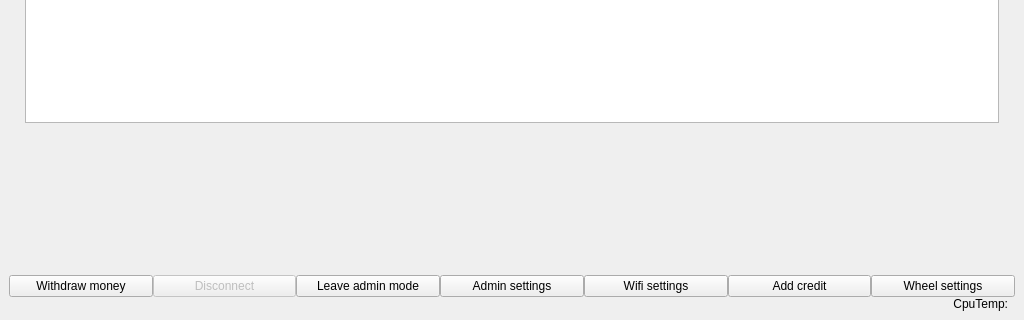
The window that blue-app/ui/MainWindow.ui (matus-u/sz-bluetooth) describes before a commit, drawn with Qt 5; both pictures show x 0 to 1024 and y 448 to 768 of the 1024 by 768 pixel window.
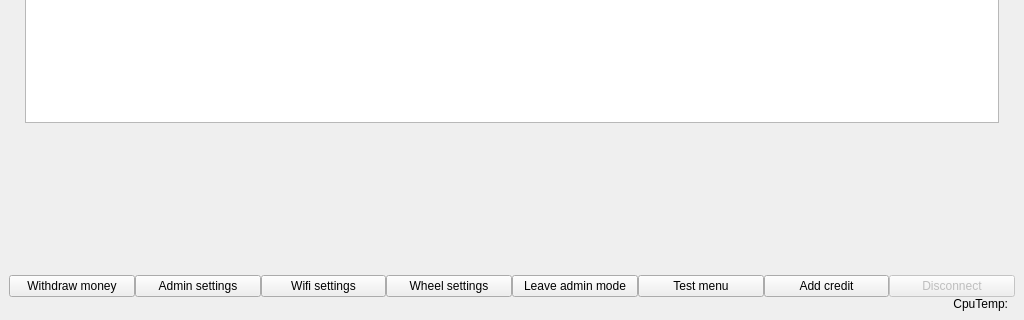
The same window after the commit. Icons and pictures are not drawn.

Commit message: add test button window and first handling

The edit to the form file:
```diff
--- a/blue-app/ui/MainWindow.ui
+++ b/blue-app/ui/MainWindow.ui
@@ -928,35 +928,6 @@
             </property>
            </widget>
           </item>
-          <item>
-           <widget class="QPushButton" name="disconnectButton">
-            <property name="enabled">
-             <bool>false</bool>
-            </property>
-            <property name="sizePolicy">
-             <sizepolicy hsizetype="Minimum" vsizetype="Minimum">
-              <horstretch>0</horstretch>
-              <verstretch>0</verstretch>
-             </sizepolicy>
-            </property>
-            <property name="text">
-             <string>Disconnect</string>
-            </property>
-           </widget>
-          </item>
-          <item>
-           <widget class="QPushButton" name="leaveAdminButton">
-            <property name="sizePolicy">
-             <sizepolicy hsizetype="Minimum" vsizetype="Minimum">
-              <horstretch>0</horstretch>
-              <verstretch>0</verstretch>
-             </sizepolicy>
-            </property>
-            <property name="text">
-             <string>Leave admin mode</string>
-            </property>
-           </widget>
-          </item>
           <item>
            <widget class="QPushButton" name="adminSettingsButton">
             <property name="sizePolicy">
@@ -983,6 +954,33 @@
             </property>
            </widget>
           </item>
+          <item>
+           <widget class="QPushButton" name="wheelFortuneButton">
+            <property name="text">
+             <string>Wheel settings</string>
+            </property>
+           </widget>
+          </item>
+          <item>
+           <widget class="QPushButton" name="leaveAdminButton">
+            <property name="sizePolicy">
+             <sizepolicy hsizetype="Minimum" vsizetype="Minimum">
+              <horstretch>0</horstretch>
+              <verstretch>0</verstretch>
+             </sizepolicy>
+            </property>
+            <property name="text">
+             <string>Leave admin mode</string>
+            </property>
+           </widget>
+          </item>
+          <item>
+           <widget class="QPushButton" name="testMenuButton">
+            <property name="text">
+             <string>Test menu</string>
+            </property>
+           </widget>
+          </item>
           <item>
            <widget class="QPushButton" name="addCreditButton">
             <property name="enabled">
@@ -1000,9 +998,18 @@
            </widget>
           </item>
           <item>
-           <widget class="QPushButton" name="wheelFortuneButton">
+           <widget class="QPushButton" name="disconnectButton">
+            <property name="enabled">
+             <bool>false</bool>
+            </property>
+            <property name="sizePolicy">
+             <sizepolicy hsizetype="Minimum" vsizetype="Minimum">
+              <horstretch>0</horstretch>
+              <verstretch>0</verstretch>
+             </sizepolicy>
+            </property>
             <property name="text">
-             <string>Wheel settings</string>
+             <string>Disconnect</string>
             </property>
            </widget>
           </item>
```
The commit also changes 6 other files.
